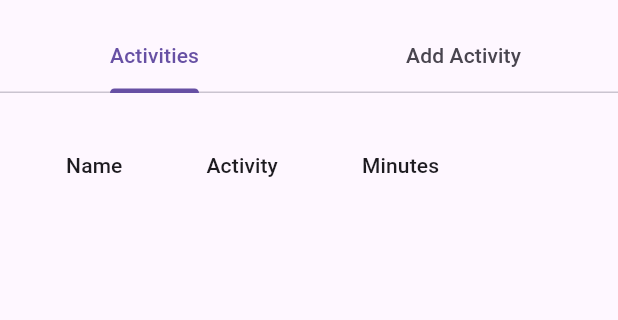
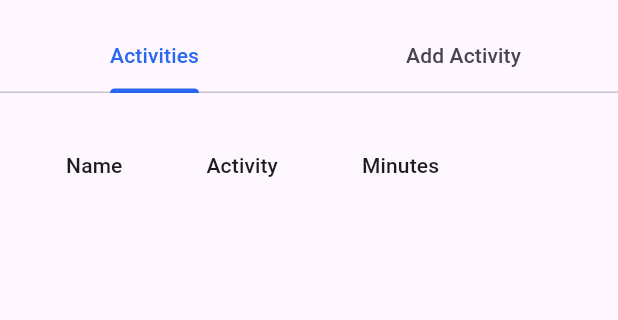
Before and after one commit to JK9400/Flutter-Demo, a Flutter app: the screen it shows after launch, on a phone screen of 412 x 824 dp, the part 63-383 px from its top. Run offline on Flutter 3.47's test engine with Material 3 defaults, Android fonts, the phone set to English and light mode, and no system bars.

Commit message:
Changed color of tab slider

```diff
--- a/lib/main.dart
+++ b/lib/main.dart
@@ -53,12 +53,13 @@
       appBar: AppBar(
         title: const Text('CFaaL'),
         bottom: TabBar(
-          controller: _tabController,
-          tabs: const [
-            Tab(text: 'Activities'),
-            Tab(text: 'Add Activity'),
-          ],
-        ),
+            controller: _tabController,
+            tabs: const [
+              Tab(text: 'Activities'),
+              Tab(text: 'Add Activity'),
+            ],
+            indicatorColor: Color.fromARGB(252, 37, 101, 240),
+            labelColor: Color.fromARGB(252, 37, 101, 240)),
       ),
       body: TabBarView(
         controller: _tabController,
```
